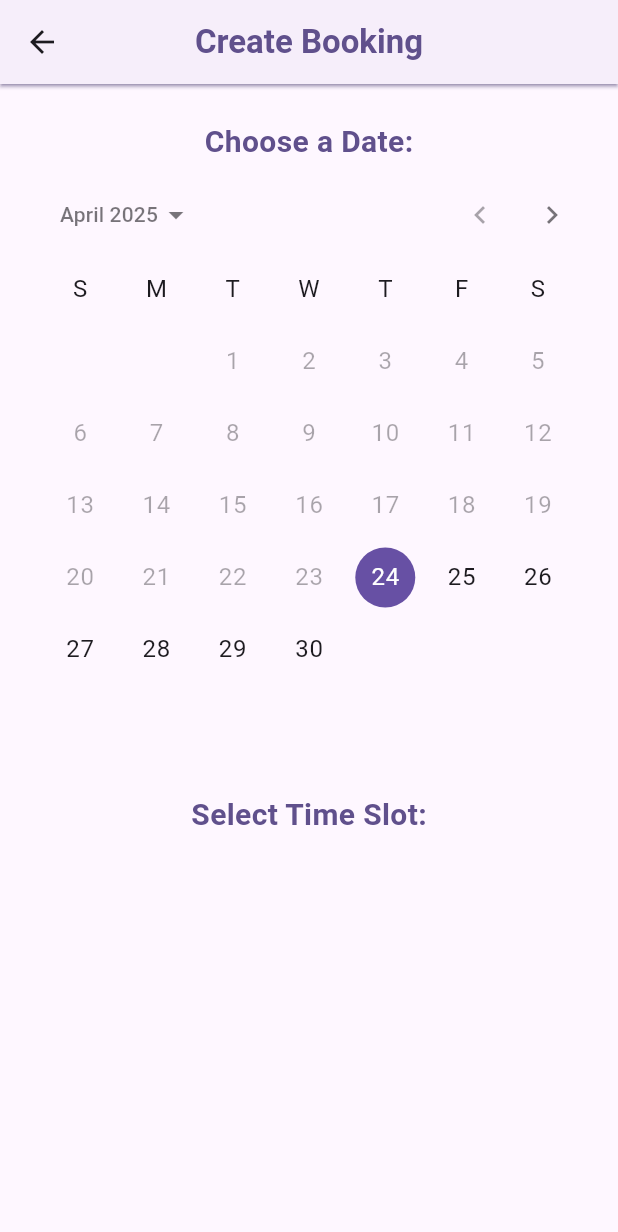
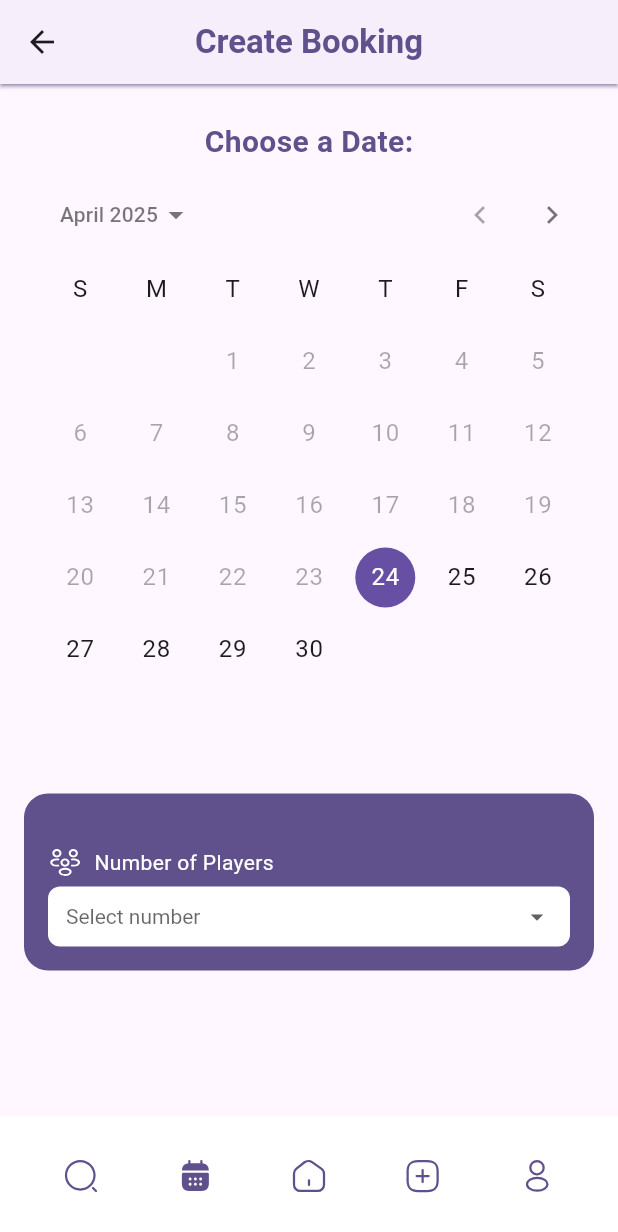
Before and after one commit to Sofiav014/ISIS3510-Team32-Flutter, a Flutter app: the screen it shows once a user with an empty profile is signed in, item 2 of the bottom bar chosen, on a phone screen of 412 x 824 dp. Shown: the top 1232 px of the screen. Run offline on Flutter 3.47's test engine with Material 3 defaults, Android fonts, the phone set to English and light mode, and no system bars; our stand-ins replace cloud_firestore, equatable, firebase_auth, firebase_core, firebase_crashlytics, firebase_storage and 7 more; missing offline and left inert: firebase_app_check; accounts and stored records are empty.

Commit message:
feat: enhance create booking view with bottom navigation and time slot selection improvements

```diff
--- a/lib/widgets/create_booking_view/date_picker_widget.dart
+++ b/lib/widgets/create_booking_view/date_picker_widget.dart
@@ -30,7 +30,7 @@ class DatePickerWidget extends StatelessWidget {
             return CalendarDatePicker(
               initialDate: state.date ?? DateTime.now(),
               firstDate: DateTime.now(),
-              lastDate: DateTime.now().add(const Duration(days: 30)),
+              lastDate: DateTime.now().add(const Duration(days: 60)),
               onDateChanged: (selectedDate) {
                 bloc.add(CreateBookingDateEvent(selectedDate));
               },
--- a/lib/widgets/create_booking_view/time_slot_selector_widget.dart
+++ b/lib/widgets/create_booking_view/time_slot_selector_widget.dart
@@ -1,5 +1,6 @@
 import 'package:flutter/material.dart';
 import 'package:flutter_bloc/flutter_bloc.dart';
+import 'package:flutter_svg/flutter_svg.dart';
 import 'package:isis3510_team32_flutter/core/app_colors.dart';
 import 'package:isis3510_team32_flutter/view_models/create_booking/create_booking_bloc.dart';
 import 'package:isis3510_team32_flutter/view_models/create_booking/create_booking_event.dart';
@@ -12,19 +13,7 @@ class TimeSlotSelectorWidget extends StatelessWidget {
   Widget build(BuildContext context) {
     final bloc = context.read<CreateBookingBloc>();
 
-    return Column(
-      crossAxisAlignment: CrossAxisAlignment.center,
-      children: [
-        const Text(
-          "Select Time Slot:",
-          style: TextStyle(
-            fontSize: 20,
-            color: AppColors.primary,
-            fontWeight: FontWeight.bold,
-          ),
-        ),
-        const SizedBox(height: 8),
-        BlocBuilder<CreateBookingBloc, CreateBookingState>(
+    return BlocBuilder<CreateBookingBloc, CreateBookingState>(
       builder: (context, state) {
         return FutureBuilder<List<String>>(
           future: bloc.bookingRepository.getAvailableTimesID(
@@ -34,14 +23,26 @@ class TimeSlotSelectorWidget extends StatelessWidget {
           builder: (context, snapshot) {
             final timeSlots = snapshot.data ?? [];
 
-                return SingleChildScrollView(
-                  scrollDirection:
-                      Axis.horizontal, // Enable horizontal scrolling
-                  child: Row(
+            return Column(
+              crossAxisAlignment: CrossAxisAlignment.start,
               children: [
-                      Wrap(
-                        spacing: 8, // Horizontal spacing between items
-                        runSpacing: 8, // Vertical spacing between rows
+                Container(
+                  width: double.infinity,
+                  decoration: BoxDecoration(
+                    color: AppColors.primary,
+                    borderRadius: BorderRadius.circular(16),
+                  ),
+                  padding: const EdgeInsets.all(16),
+                  child: Column(
+                    crossAxisAlignment: CrossAxisAlignment.start,
+                    children: [
+                      GridView.count(
+                        shrinkWrap: true,
+                        crossAxisCount: 3,
+                        crossAxisSpacing: 10,
+                        mainAxisSpacing: 10,
+                        childAspectRatio: 2.8, // more compact ratio
+                        physics: const NeverScrollableScrollPhysics(),
                         children: timeSlots.map((slot) {
                           final isSelected = state.timeSlot == slot;
 
@@ -50,37 +51,90 @@ class TimeSlotSelectorWidget extends StatelessWidget {
                               bloc.add(CreateBookingTimeSlotEvent(slot));
                             },
                             child: Container(
+                              alignment: Alignment.center,
                               padding: const EdgeInsets.symmetric(
-                                vertical: 12,
-                                horizontal: 16,
-                              ),
+                                  vertical: 6, horizontal: 6),
                               decoration: BoxDecoration(
                                 color: isSelected
-                                    ? AppColors.primary
-                                    : AppColors.lightPurple,
-                                borderRadius: BorderRadius.circular(8),
+                                    ? AppColors.primaryNeutral
+                                    : const Color(0xFFFCD7B6),
+                                borderRadius: BorderRadius.circular(10),
                               ),
                               child: Text(
                                 slot,
-                                style: TextStyle(
-                                  color: isSelected
-                                      ? Colors.white
-                                      : AppColors.contrast900,
-                                  fontWeight: FontWeight.bold,
+                                textAlign: TextAlign.center,
+                                style: const TextStyle(
+                                  fontSize: 12,
+                                  color: AppColors.primary,
+                                  fontWeight: FontWeight.w600,
                                 ),
                               ),
                             ),
                           );
                         }).toList(),
                       ),
+                      const SizedBox(height: 20),
+                      Row(
+                        children: [
+                          SvgPicture.asset(
+                            "assets/icons/people.svg",
+                            height: 20,
+                            color: Colors.white,
+                          ),
+                          const SizedBox(width: 8),
+                          const Text(
+                            "Number of Players",
+                            style: TextStyle(
+                              color: Colors.white,
+                              fontSize: 14,
+                            ),
+                          ),
                         ],
                       ),
+                      const SizedBox(height: 6),
+                      Container(
+                        height: 40,
+                        padding: const EdgeInsets.symmetric(horizontal: 12),
+                        decoration: BoxDecoration(
+                          color: AppColors.primaryNeutral,
+                          borderRadius: BorderRadius.circular(8),
+                        ),
+                        child: DropdownButtonHideUnderline(
+                          child: DropdownButton<int>(
+                            value: state.maxUsers,
+                            hint: const Text("Select number"),
+                            isExpanded: true,
+                            iconSize: 20,
+                            style: const TextStyle(fontSize: 14),
+                            items: List.generate(12, (index) => index + 1)
+                                .map((num) => DropdownMenuItem<int>(
+                                      value: num,
+                                      child: Text(
+                                        num.toString(),
+                                        style: const TextStyle(
+                                          color: AppColors
+                                              .primary, // color visible sobre blanco
+                                          fontWeight: FontWeight.w500,
+                                        ),
+                                      ),
+                                    ))
+                                .toList(),
+                            onChanged: (num) {
+                              if (num != null) {
+                                bloc.add(CreateBookingMaxUsersEvent(num));
+                              }
+                            },
+                          ),
+                        ),
+                      ),
+                    ],
+                  ),
+                ),
+              ],
             );
           },
         );
       },
-        ),
-      ],
     );
   }
 }
```
Also changed, not shown: lib/views/create_booking_view.dart (+8 -76 lines). Lines whose indentation alone changed are shown as unchanged.
